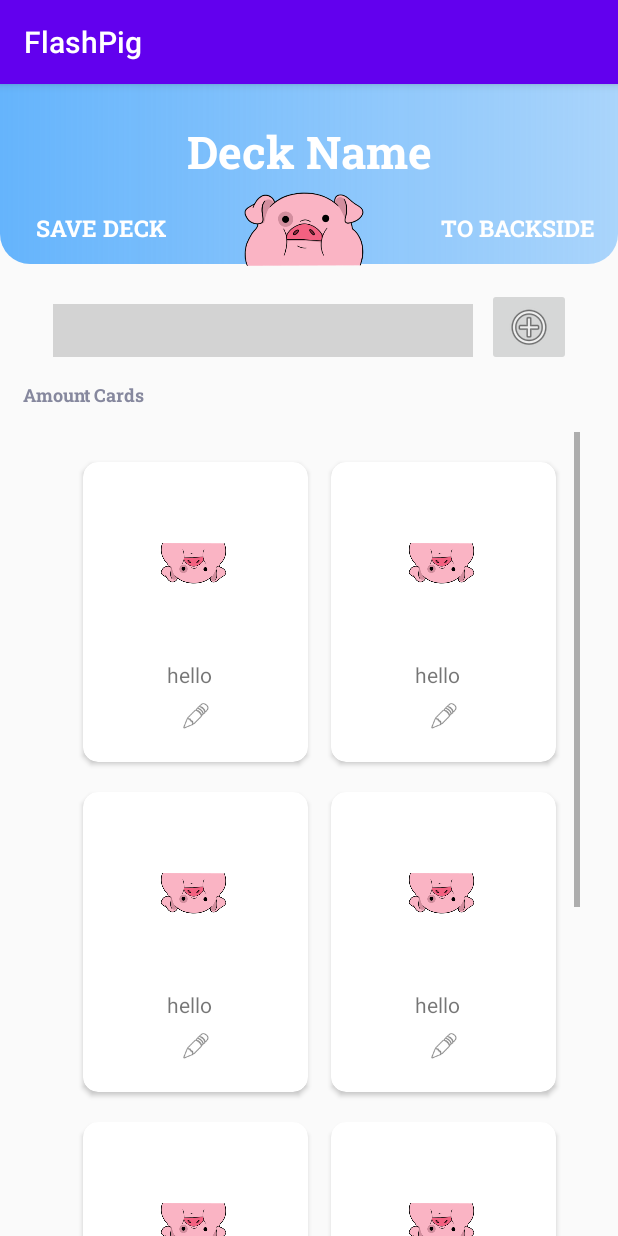
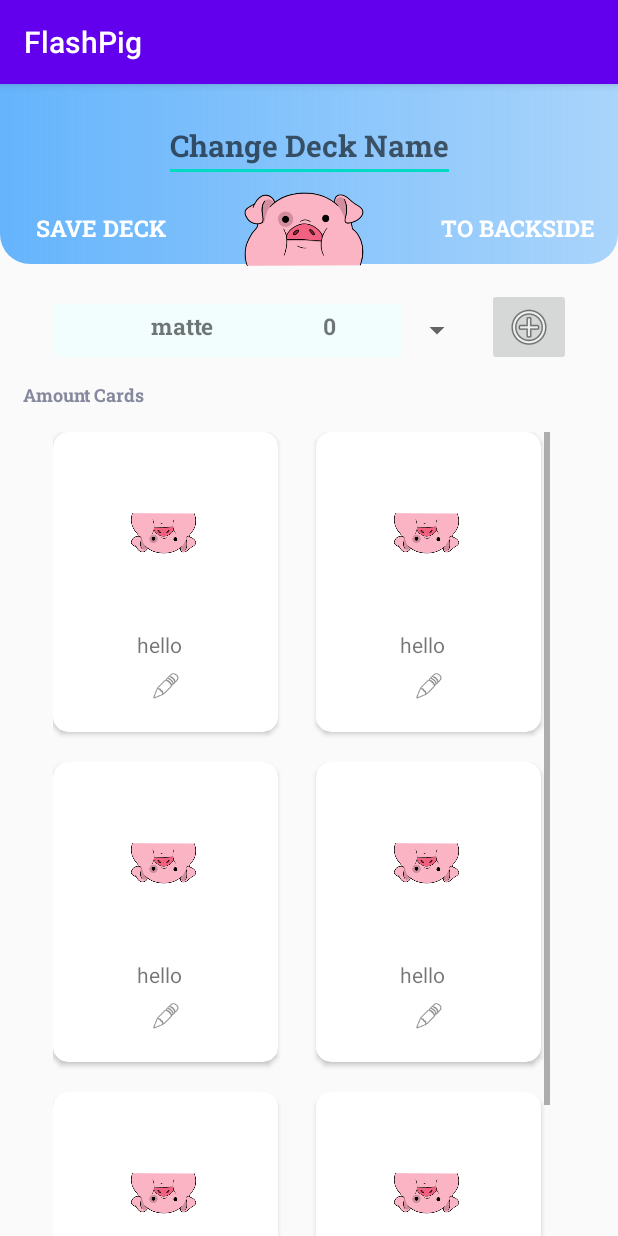
Before and after one commit to Wendaaj/FlashPig, an Android app: the EditDeckActivity screen opened directly, with no data from a screen before it, on a phone screen of 412 x 824 dp. Run offline under Robolectric (Android 15) with nearby library versions, the phone set to English and light mode, and no system bars; libraries missing offline, so code that uses them is left out: androidx.constraintlayout.solver; 1 statement that could not run was skipped.

Commit message:
DeckSpinnerAdapter

```diff
--- /dev/null
+++ b/app/src/main/java/com/example/flashpig/EditDeck/DeckSpinnerAdapter.java
@@ -0,0 +1,72 @@
+package com.example.flashpig.EditDeck;
+
+import android.content.Context;
+import android.graphics.drawable.Drawable;
+import android.view.LayoutInflater;
+import android.view.View;
+import android.view.ViewGroup;
+import android.widget.ArrayAdapter;
+import android.widget.Button;
+import android.widget.TextView;
+
+import androidx.annotation.NonNull;
+import androidx.annotation.Nullable;
+import androidx.constraintlayout.widget.ConstraintLayout;
+
+import com.example.flashpig.Model.Deck;
+import com.example.flashpig.R;
+
+import java.util.ArrayList;
+
+public class DeckSpinnerAdapter extends ArrayAdapter<Deck> {
+
+
+    public DeckSpinnerAdapter(Context context, ArrayList<Deck> deckArrayList){
+        super(context, 0, deckArrayList);
+
+    }
+
+    @NonNull
+    @Override
+    public View getView(int position, @Nullable View convertView, @NonNull ViewGroup parent) {
+
+        return initView(position, convertView, parent);
+    }
+
+    @Override
+    public View getDropDownView(int position, @Nullable View convertView, @NonNull ViewGroup parent) {
+        return initView(position, convertView, parent);
+    }
+
+    private View initView(int position, View convertView, ViewGroup parent){
+        if(convertView == null){
+            convertView = LayoutInflater.from(getContext()).inflate(
+                    R.layout.editdeck_spinner_item, parent, false
+            );
+        }
+        TextView deckName = convertView.findViewById(R.id.deckNameSpinner);
+        TextView amountCards = convertView.findViewById(R.id.amountCardsSpinner);
+        Button editSpinnerItemBtn = convertView.findViewById(R.id.spinnerEditButton);
+
+        Deck currentDeck = getItem(position);
+        if(currentDeck != null){
+            deckName.setText(currentDeck.getDeckName());
+            amountCards.setText(Integer.toString(currentDeck.getAmountCards()));
+            if (position % 2 == 0) { // we're on an even row
+                convertView.setBackgroundColor(0xBFEFFFFF);
+            } else {
+                convertView.setBackgroundColor(0x87CEEBFF);
+            }
+        }
+
+        return convertView;
+    }
+    public void setVisibility(View view){
+        Button editSpinnerItemBtn = view.findViewById(R.id.spinnerEditButton);
+        editSpinnerItemBtn.setVisibility(View.INVISIBLE);
+    }
+    public void setConstraintVisibility(View view){
+        ConstraintLayout constraintLayout = view.findViewById(R.id.spinnerConstraintLayout);
+        constraintLayout.setVisibility(View.VISIBLE);
+    }
+}
--- a/app/src/main/java/com/example/flashpig/EditDeck/EditDeckActivity.java
+++ b/app/src/main/java/com/example/flashpig/EditDeck/EditDeckActivity.java
@@ -1,75 +1,122 @@
 package com.example.flashpig.EditDeck;
 
 import androidx.appcompat.app.AppCompatActivity;
+import androidx.constraintlayout.solver.state.State;
+import androidx.constraintlayout.widget.ConstraintLayout;
+import androidx.constraintlayout.widget.ConstraintSet;
 import androidx.recyclerview.widget.GridLayoutManager;
 import androidx.recyclerview.widget.RecyclerView;
 
 import android.os.Bundle;
-import android.util.Log;
 import android.view.View;
+import android.widget.AdapterView;
 import android.widget.Button;
 import android.widget.ImageButton;
 import android.widget.Spinner;
 import android.widget.TextView;
+import android.widget.Toast;
 
 import com.example.flashpig.Model.Card;
 import com.example.flashpig.Model.Deck;
 import com.example.flashpig.R;
 
 import java.util.ArrayList;
-import java.util.List;
 import java.util.Random;
 
 public class EditDeckActivity extends AppCompatActivity implements RecyclerViewAdapter.ItemClickListener {
 
-    RecyclerViewAdapter adapter;
+    RecyclerViewAdapter recyclerViewAdapter;
     private RecyclerView cardList;
     private TextView deckName, amountCards;
     private Spinner deckSpinner;
-    private Button saveDeck, frontSideBtn;
+    private Button saveDeck, changeSideButton, editSpinnerItemBtn, editSpinnerItemBtn2;
     private ImageButton addCardButton;
     private Random random = new Random();
+    private ArrayList<Deck> deckArrayList;
+    private DeckSpinnerAdapter spinnerAdapter;
+    private ConstraintLayout constraint;
 
     @Override
     protected void onCreate(Bundle savedInstanceState) {
         super.onCreate(savedInstanceState);
         setContentView(R.layout.editdeck);
         findViews();
-        frontSideBtn.setText(R.string.front_to_back);
 
-        // populate the RecyclerView with cards
-        Deck deck = new Deck("Zorrisen", random.nextInt());
-        deck.cards.add(new Card(1,"hello","bye", null, null));
-        deck.cards.add(new Card(2, "hello", "bye", null, null));
-        deck.cards.add(new Card(3, "hello", "bye", null, null));
-        deck.cards.add(new Card(4, "hello", "bye", null, null));
-        deck.cards.add(new Card(5, "hello", "bye", null, null));
-        deck.cards.add(new Card(6, "hello", "bye", null, null));
-        deck.cards.add(new Card(7, "hello", "bye", null, null));
-        deck.cards.add(new Card(8, "hello", "bye", null, null));
+        Deck deck = new Deck("Test", random.nextInt());
+        initRecyclerList(deck);
 
-        RecyclerView recyclerView = findViewById(R.id.cardRecyclerView);
-        int numberOfColumns = 2;
-        recyclerView.addItemDecoration(new GridSpacingCardDecoration(numberOfColumns, 30, true));
-        recyclerView.setLayoutManager(new GridLayoutManager(this, numberOfColumns));
-        adapter = new RecyclerViewAdapter(this, deck.cards);
-        adapter.setClickListener(this);
-        recyclerView.setAdapter(adapter);
 
-        frontSideBtn.setOnClickListener(new View.OnClickListener() {
+        cardListGrid(deck);
+
+
+        changeSideButton.setText(R.string.front_to_back);
+        changeSideButton.setOnClickListener(v -> changeSideButton(deck));
+        //addCardButton.setOnClickListener(v-> addCardButton());
+        //editSpinnerItem.setOnClickListener(v -> editSpinnerItemButton());
+
+
+        initSpinnerList();
+        spinnerAdapter = new DeckSpinnerAdapter(this, deckArrayList);
+        deckSpinner.setAdapter(spinnerAdapter);
+
+        deckSpinner.setOnItemSelectedListener(new AdapterView.OnItemSelectedListener() {
             @Override
-            public void onClick(View v) {
-                if(deck.isFrontside){
-                    deck.setIsFrontside(false);
-                    frontSideBtn.setText(R.string.back_to_front);
-                } else{
-                    deck.setIsFrontside(true);
-                    frontSideBtn.setText(R.string.front_to_back);
-                }
+            public void onItemSelected(AdapterView<?> parent, View view, int position, long id) {
+                Deck clickedDeck = (Deck) parent.getItemAtPosition(position);
+                String deckName = clickedDeck.getDeckName();
+                Toast.makeText(EditDeckActivity.this, deckName + " selected", Toast.LENGTH_SHORT).show();
+                spinnerAdapter.setVisibility(view);
+            }
 
-                adapter.notifyDataSetChanged();
+            @Override
+            public void onNothingSelected(AdapterView<?> parent) {
             }
         });
+
+        editSpinnerItemBtn2.setOnClickListener(v->spinnerAdapter.setConstraintVisibility(v.findViewById(R.id.spinnerConstraintLayout)));
+
+    }
+
+
+    // private void editSpinnerItemButton() {
+        //if()
+   // }
+
+    private void initSpinnerList(){
+        deckArrayList = new ArrayList<>();
+
+        deckArrayList.add(new Deck("matte", random.nextInt()));
+        deckArrayList.add(new Deck("svenska", random.nextInt()));
+        deckArrayList.add(new Deck("engelska", random.nextInt()));
+        deckArrayList.add(new Deck("fysik", random.nextInt()));
+        deckArrayList.add(new Deck("OOP", random.nextInt()));
+        deckArrayList.add(new Deck("spanska", random.nextInt()));
+    }
+    private void initRecyclerList(Deck deck){
+        deck.cards.add(new Card(random.nextInt(), "hello", "bye", null, null));
+        deck.cards.add(new Card(random.nextInt(), "hello", "bye", null, null));
+        deck.cards.add(new Card(random.nextInt(), "hello", "bye", null, null));
+        deck.cards.add(new Card(random.nextInt(), "hello", "bye", null, null));
+        deck.cards.add(new Card(random.nextInt(), "hello", "bye", null, null));
+        deck.cards.add(new Card(random.nextInt(), "hello", "bye", null, null));
+    }
+    private void cardListGrid(Deck deck){
+        cardList.addItemDecoration(new GridSpacingCardDecoration(2, 30));
+        cardList.setLayoutManager(new GridLayoutManager(this, 2));
+        recyclerViewAdapter = new RecyclerViewAdapter(this, deck.cards);
+        cardList.setAdapter(recyclerViewAdapter);
+        recyclerViewAdapter.setClickListener(this);
+    }
+
+    private void changeSideButton(Deck deck) {
+        if (deck.isFrontside) {
+            deck.setIsFrontside(false);
+            changeSideButton.setText(R.string.back_to_front);
+        } else {
+            deck.setIsFrontside(true);
+            changeSideButton.setText(R.string.front_to_back);
+        }
+        recyclerViewAdapter.notifyDataSetChanged();
     }
 
     private void findViews() {
@@ -78,13 +125,14 @@ public class EditDeckActivity extends AppCompatActivity implements RecyclerViewA
         amountCards = findViewById(R.id.ammountCardsTextView);
         deckSpinner = findViewById(R.id.chooseDeckSpinner);
         saveDeck = findViewById(R.id.saveDeckButton);
-        frontSideBtn = findViewById(R.id.frontSideButton);
+        changeSideButton = findViewById(R.id.changeSideButton);
         addCardButton = findViewById(R.id.addButton);
+        editSpinnerItemBtn2 = findViewById(R.id.editSpinnerItemBtn2);
+        constraint = findViewById(R.id.spinnerConstraintLayout);
+
     }
 
-    //in progress...
     @Override
     public void onItemClick(View view, int position) {
-        //Log.i();
     }
 }
--- a/app/src/main/java/com/example/flashpig/EditDeck/GridSpacingCardDecoration.java
+++ b/app/src/main/java/com/example/flashpig/EditDeck/GridSpacingCardDecoration.java
@@ -2,19 +2,16 @@ package com.example.flashpig.EditDeck;
 
 import android.graphics.Rect;
 import android.view.View;
-
 import androidx.annotation.NonNull;
 import androidx.recyclerview.widget.RecyclerView;
 
 public class GridSpacingCardDecoration extends RecyclerView.ItemDecoration {
     private int col;
     private int spacing;
-    private boolean includeEdge;
 
-    public GridSpacingCardDecoration(int col, int spacing, boolean includeEdge) {
+    public GridSpacingCardDecoration(int col, int spacing) {
         this.col = col;
         this.spacing = spacing;
-        this.includeEdge = includeEdge;
     }
 
     @Override
@@ -22,19 +19,10 @@ public class GridSpacingCardDecoration extends RecyclerView.ItemDecoration {
         super.getItemOffsets(outRect, view, parent, state);
         int position = parent.getChildAdapterPosition(view);
         int column = position % col;
-        if(includeEdge){
-            outRect.left= spacing - column * spacing / col;
-            outRect.right= (column + 1) * spacing / col;
-            if (position < col) { // top edge
-                outRect.top = spacing;
-            }
-            outRect.bottom = spacing; // item bottom
-        } else {
-            outRect.left = column * spacing / col; // column * ((1f / spanCount) * spacing)
-            outRect.right = spacing - (column + 1) * spacing / col; // spacing - (column + 1) * ((1f /    spanCount) * spacing)
+            outRect.left = column * spacing / col;
+            outRect.right = spacing - (column + 1) * spacing / col;
             if (position >= col) {
                 outRect.top = spacing; // item top
             }
         }
     }
-}
--- a/app/src/main/java/com/example/flashpig/EditDeck/RecyclerViewAdapter.java
+++ b/app/src/main/java/com/example/flashpig/EditDeck/RecyclerViewAdapter.java
@@ -23,16 +23,20 @@ public class RecyclerViewAdapter extends RecyclerView.Adapter<RecyclerViewAdapte
     private List<Card> cardsList;
     private ItemClickListener clickListener;
 
+
+
+    public RecyclerViewAdapter(Context context, List<Card> cardsList) {
+        this.cardsList = cardsList;
+
+    }
+
     public Card getCard(int position) {
         return cardsList.get(position);
     }
 
-    public RecyclerViewAdapter(Context context, List<Card> cardsList) {
-        this.cardsList = cardsList;
-    }
-
     /**
      * Used when a new card is added to the recyclerView.
+     *
      * @param parent
      * @param viewType
      * @return
@@ -40,29 +44,28 @@ public class RecyclerViewAdapter extends RecyclerView.Adapter<RecyclerViewAdapte
     @NonNull
     @Override
     public EditCardViewHolder onCreateViewHolder(@NonNull ViewGroup parent, int viewType) {
-        View itemView = LayoutInflater.
-                from(parent.getContext()).
-                inflate(R.layout.card, parent, false);
-        return new EditCardViewHolder(itemView);
+        View cardView = LayoutInflater.from(parent.getContext()).inflate(R.layout.card, parent, false);
+        return new EditCardViewHolder(cardView);
     }
 
     /**
      * Adds content on each card.
      * Checks if the front or backside of the cards is showing.
+     *
      * @param holder
      * @param position
      */
     @Override
     public void onBindViewHolder(@NonNull EditCardViewHolder holder, int position) {
         Card card = cardsList.get(position);
-        if(card.isFrontside()){
+        if (card.isFrontside()) {
             holder.frontSideTextView.setText(card.getFrontsideStr());
-        }else{
+        } else {
             holder.frontSideTextView.setText(card.getBacksideStr());
         }
         //set the back and front imageviews also.
+
     }
-
 
 
     @Override
@@ -74,8 +77,8 @@ public class RecyclerViewAdapter extends RecyclerView.Adapter<RecyclerViewAdapte
      * ViewHolder class that holds each card in the recyclerView.
      */
     public class EditCardViewHolder extends RecyclerView.ViewHolder implements View.OnClickListener {
-        TextView frontSideTextView, backSideTextView;
-        ImageView frontImageView, backImageView;
+        TextView frontSideTextView;
+        ImageView frontImageView;
 
         /**
          * Class constructor.
@@ -85,12 +88,12 @@ public class RecyclerViewAdapter extends RecyclerView.Adapter<RecyclerViewAdapte
          */
         EditCardViewHolder(View itemView) {
             super(itemView);
-            frontSideTextView = itemView.findViewById(R.id.frontCardTextView);
-            frontImageView = itemView.findViewById(R.id.frontCardImageView);
-            backImageView = itemView.findViewById(R.id.backCardImageView);
+            frontSideTextView = itemView.findViewById(R.id.cardTextView);
+            frontImageView = itemView.findViewById(R.id.cardImageView);
         }
 
-       //in progress...
+
+        //in progress...
 
         @Override
         public void onClick(View view) {
@@ -108,4 +111,4 @@ public class RecyclerViewAdapter extends RecyclerView.Adapter<RecyclerViewAdapte
         public interface ItemClickListener {
             void onItemClick(View view, int position);
         }
-    }
+}
--- /dev/null
+++ b/app/src/main/res/drawable/ic_baseline_more_horiz_24.xml
@@ -0,0 +1,5 @@
+<vector android:height="12dp" android:tint="#FFFFFF"
+    android:viewportHeight="24" android:viewportWidth="24"
+    android:width="12dp" xmlns:android="http://schemas.android.com/apk/res/android">
+    <path android:fillColor="@android:color/white" android:pathData="M6,10c-1.1,0 -2,0.9 -2,2s0.9,2 2,2 2,-0.9 2,-2 -0.9,-2 -2,-2zM18,10c-1.1,0 -2,0.9 -2,2s0.9,2 2,2 2,-0.9 2,-2 -0.9,-2 -2,-2zM12,10c-1.1,0 -2,0.9 -2,2s0.9,2 2,2 2,-0.9 2,-2 -0.9,-2 -2,-2z"/>
+</vector>
--- /dev/null
+++ b/app/src/main/res/drawable/lightblue.xml
@@ -0,0 +1,4 @@
+<?xml version="1.0" encoding="utf-8"?>
+<selector xmlns:android="http://schemas.android.com/apk/res/android">
+
+</selector>
--- a/app/src/main/res/layout/card.xml
+++ b/app/src/main/res/layout/card.xml
@@ -3,7 +3,7 @@
 <androidx.cardview.widget.CardView xmlns:android="http://schemas.android.com/apk/res/android"
     xmlns:app="http://schemas.android.com/apk/res-auto"
     xmlns:tools="http://schemas.android.com/tools"
-    android:id="@+id/editCardCardView"
+    android:id="@+id/editDeckCardView"
     android:layout_width="150dp"
     android:layout_height="200dp"
     android:maxWidth="148dp"
@@ -32,23 +32,23 @@
             app:layout_constraintBottom_toBottomOf="parent"
             app:layout_constraintEnd_toEndOf="parent"
             app:layout_constraintStart_toStartOf="parent"
-            app:layout_constraintTop_toBottomOf="@+id/frontCardTextView"
+            app:layout_constraintTop_toBottomOf="@+id/cardTextView"
             app:layout_constraintVertical_bias="0.27"
             app:srcCompat="@android:drawable/ic_menu_edit" />
 
         <TextView
-            android:id="@+id/frontCardTextView"
+            android:id="@+id/cardTextView"
             android:layout_width="wrap_content"
             android:layout_height="wrap_content"
             android:layout_gravity="center_horizontal"
-            android:layout_marginTop="24dp"
+            android:layout_marginTop="132dp"
             android:layout_marginEnd="64dp"
             android:layout_marginRight="64dp"
             app:layout_constraintEnd_toEndOf="parent"
-            app:layout_constraintTop_toBottomOf="@+id/backCardImageView" />
+            app:layout_constraintTop_toTopOf="parent" />
 
         <ImageView
-            android:id="@+id/frontCardImageView"
+            android:id="@+id/cardImageView"
             android:layout_width="80dp"
             android:layout_height="80dp"
             android:layout_marginTop="28dp"
@@ -58,21 +58,6 @@
             app:layout_constraintTop_toTopOf="parent"
             app:srcCompat="@drawable/pig" />
 
-        <ImageView
-            android:id="@+id/backCardImageView"
-            android:layout_width="80dp"
-            android:layout_height="80dp"
-            android:layout_marginStart="35dp"
-            android:layout_marginLeft="35dp"
-            android:layout_marginTop="28dp"
-            android:layout_marginEnd="35dp"
-            android:layout_marginRight="35dp"
-            android:contentDescription="@string/back_side_image"
-            app:layout_constraintEnd_toEndOf="parent"
-            app:layout_constraintHorizontal_bias="0.0"
-            app:layout_constraintStart_toStartOf="parent"
-            app:layout_constraintTop_toTopOf="parent"
-            app:srcCompat="@drawable/pig" />
     </androidx.constraintlayout.widget.ConstraintLayout>
 
 </androidx.cardview.widget.CardView>
--- a/app/src/main/res/layout/editdeck.xml
+++ b/app/src/main/res/layout/editdeck.xml
@@ -22,16 +22,16 @@
         app:layout_constraintStart_toStartOf="parent"
         app:layout_constraintTop_toTopOf="parent" />
 
-    <TextView
+    <EditText
         android:id="@+id/deckNameTextView"
         android:layout_width="wrap_content"
         android:layout_height="wrap_content"
 
-        android:editable="true"
         android:fontFamily="@font/roboto_slab_bold"
-        android:text="@string/Deck_name"
+        android:hint="@string/Deck_name"
+        android:inputType="text"
         android:textColor="#FFFFFF"
-        android:textSize="30sp"
+        android:textSize="20sp"
         android:textStyle="bold"
         app:layout_constraintBottom_toTopOf="@+id/pigImageView"
         app:layout_constraintEnd_toEndOf="@+id/editCardToolbar"
@@ -53,7 +53,7 @@
 
 
     <Button
-        android:id="@+id/frontSideButton"
+        android:id="@+id/changeSideButton"
         android:layout_width="wrap_content"
         android:layout_height="wrap_content"
         android:background="#00FFFFFF"
@@ -101,11 +101,15 @@
         android:layout_height="35dp"
         android:layout_marginStart="35dp"
         android:layout_marginLeft="35dp"
-        android:background="#D3D3D3"
+        android:orientation="vertical"
+        android:overScrollMode="ifContentScrolls"
+        android:scrollbars="vertical"
         app:layout_constraintBottom_toBottomOf="@+id/addButton"
         app:layout_constraintStart_toStartOf="parent"
         app:layout_constraintTop_toTopOf="@+id/addButton"
-        app:layout_constraintVertical_bias="0.625" />
+        app:layout_constraintVertical_bias="0.625"
+        android:descendantFocusability="blocksDescendants"
+        tools:listitem="@layout/editdeck_spinner_item" />
 
     <ImageButton
         android:id="@+id/addButton"
@@ -130,8 +134,8 @@
         android:layout_marginStart="35dp"
         android:layout_marginLeft="35dp"
         android:layout_marginTop="50dp"
-        android:layout_marginEnd="25dp"
-        android:layout_marginRight="25dp"
+        android:layout_marginEnd="45dp"
+        android:layout_marginRight="45dp"
         android:foregroundGravity="center"
         android:scrollbars="vertical"
         app:layout_constraintBottom_toBottomOf="parent"
--- /dev/null
+++ b/app/src/main/res/layout/editdeck_spinner_item.xml
@@ -0,0 +1,101 @@
+<?xml version="1.0" encoding="utf-8"?>
+<androidx.constraintlayout.widget.ConstraintLayout xmlns:android="http://schemas.android.com/apk/res/android"
+    xmlns:app="http://schemas.android.com/apk/res-auto"
+    xmlns:tools="http://schemas.android.com/tools"
+    android:layout_width="match_parent"
+    android:layout_height="match_parent">
+
+    <TextView
+        android:id="@+id/deckNameSpinner"
+        android:layout_width="wrap_content"
+        android:layout_height="wrap_content"
+        android:layout_alignParentStart="true"
+        android:layout_alignParentLeft="true"
+        android:layout_alignParentTop="true"
+        android:layout_alignParentBottom="true"
+        android:layout_marginTop="4dp"
+        android:layout_marginEnd="8dp"
+        android:layout_marginRight="8dp"
+        android:focusable="false"
+        android:fontFamily="@font/roboto_slab_bold"
+        android:foregroundGravity="center"
+        android:gravity="center"
+        android:text="@string/Deck_name"
+        android:textSize="15sp"
+        app:layout_constraintEnd_toStartOf="@+id/amountCardsSpinner"
+        app:layout_constraintStart_toStartOf="parent"
+        app:layout_constraintTop_toTopOf="parent" />
+
+    <Button
+        android:id="@+id/spinnerEditButton"
+        android:layout_width="27dp"
+        android:layout_height="27dp"
+        android:layout_alignParentTop="true"
+        android:layout_alignParentEnd="true"
+        android:layout_alignParentRight="true"
+        android:layout_alignParentBottom="true"
+        android:layout_marginEnd="4dp"
+        android:layout_marginRight="4dp"
+        android:background="@drawable/ic_baseline_more_horiz_24"
+        android:focusable="false"
+        android:gravity="center"
+        app:layout_constraintBottom_toBottomOf="@+id/amountCardsSpinner"
+        app:layout_constraintEnd_toEndOf="parent"
+        app:layout_constraintTop_toTopOf="@+id/amountCardsSpinner"
+        app:layout_constraintVertical_bias="0.285" />
+
+    <TextView
+        android:id="@+id/amountCardsSpinner"
+        android:layout_width="wrap_content"
+        android:layout_height="wrap_content"
+        android:layout_alignParentTop="true"
+        android:layout_alignParentBottom="true"
+        android:layout_marginEnd="12dp"
+        android:layout_marginRight="12dp"
+        android:layout_toStartOf="@+id/spinnerEditButton"
+        android:layout_toLeftOf="@+id/spinnerEditButton"
+        android:fontFamily="@font/roboto_slab_bold"
+        android:foregroundGravity="center"
+        android:gravity="center"
+        android:text="@string/amount_cards"
+        android:textSize="15sp"
+        android:focusable="false"
+        app:layout_constraintBottom_toBottomOf="@+id/deckNameSpinner"
+        app:layout_constraintEnd_toStartOf="@+id/spinnerEditButton"
+        app:layout_constraintTop_toTopOf="@+id/deckNameSpinner"
+        app:layout_constraintVertical_bias="1.0" />
+
+    <androidx.constraintlayout.widget.ConstraintLayout
+        android:id="@+id/spinnerConstraintLayout"
+        android:layout_width="match_parent"
+        android:layout_height="match_parent"
+        android:visibility="invisible">
+
+        <Button
+            android:id="@+id/editSpinnerItemBtn2"
+            android:layout_width="98dp"
+            android:layout_height="wrap_content"
+            android:text="@string/edit_spinner_item"
+            app:layout_constraintStart_toStartOf="parent"
+            app:layout_constraintTop_toTopOf="parent" />
+
+        <Button
+            android:id="@+id/shareSpinnerItemBtn"
+            android:layout_width="98dp"
+            android:layout_height="wrap_content"
+            android:text="@string/share_spinner_itemr"
+            app:layout_constraintEnd_toStartOf="@+id/removeSpinnerItemBtn"
+            app:layout_constraintHorizontal_bias="0.333"
+            app:layout_constraintStart_toEndOf="@+id/editSpinnerItemBtn2"
+            app:layout_constraintTop_toTopOf="parent" />
+
+        <Button
+            android:id="@+id/removeSpinnerItemBtn"
+            android:layout_width="98dp"
+            android:layout_height="wrap_content"
+            android:text="@string/remove_spinner_item"
+            app:layout_constraintEnd_toEndOf="parent"
+            app:layout_constraintTop_toTopOf="parent" />
+    </androidx.constraintlayout.widget.ConstraintLayout>
+
+</androidx.constraintlayout.widget.ConstraintLayout>
--- a/app/src/main/res/values/colors.xml
+++ b/app/src/main/res/values/colors.xml
@@ -3,4 +3,6 @@
     <color name="colorPrimary">#6200EE</color>
     <color name="colorPrimaryDark">#3700B3</color>
     <color name="colorAccent">#03DAC5</color>
+
+    <color name="LightBlue">#E4F2FF</color>
 </resources>
--- a/app/src/main/res/values/strings.xml
+++ b/app/src/main/res/values/strings.xml
@@ -15,7 +15,7 @@
 
     <!--String used for editDeck-->
     <string name="flashcard_nr">Flashcard nr</string>
-    <string name="Deck_name">Deck Name</string>
+    <string name="Deck_name">Change Deck Name</string>
     <string name="save_deck">Save Deck</string>
     <string name="amount_cards">Amount Cards</string>
     <string name="add_new_card">add new card</string>
@@ -23,4 +23,7 @@
     <string name="back_side_image">Back side image</string>
     <string name="front_to_back">To Backside</string>
     <string name="back_to_front">To Frontside</string>
+    <string name="edit_spinner_item">Edit</string>
+    <string name="share_spinner_itemr">Share</string>
+    <string name="remove_spinner_item">Remove</string>
 </resources>
```
